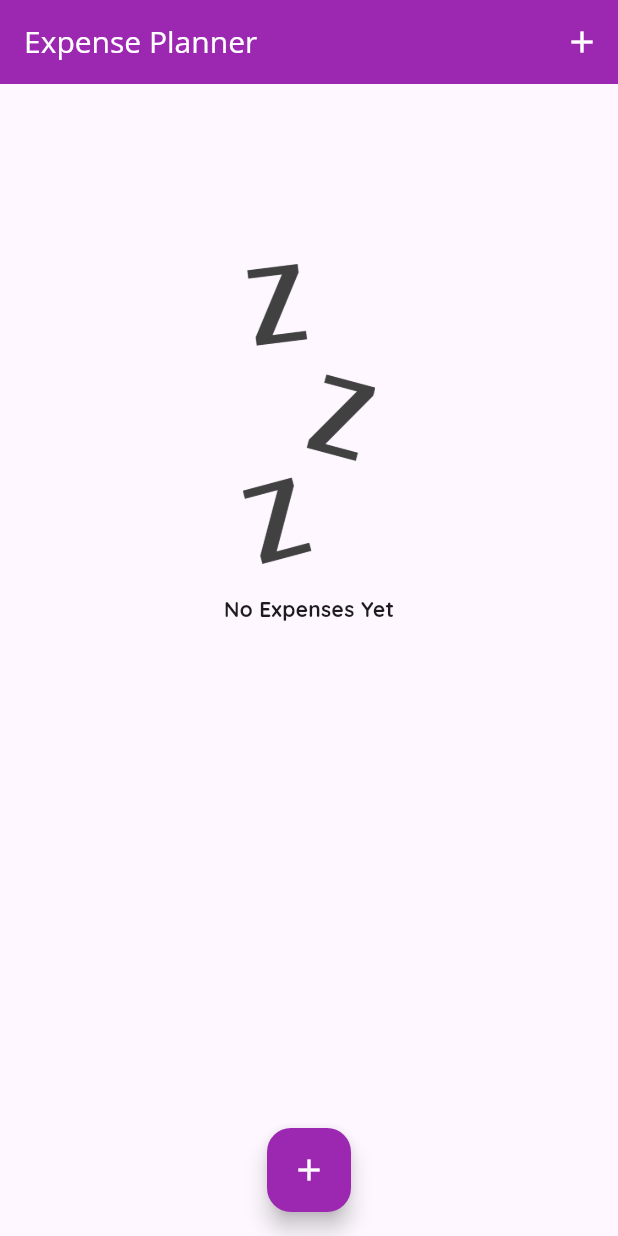
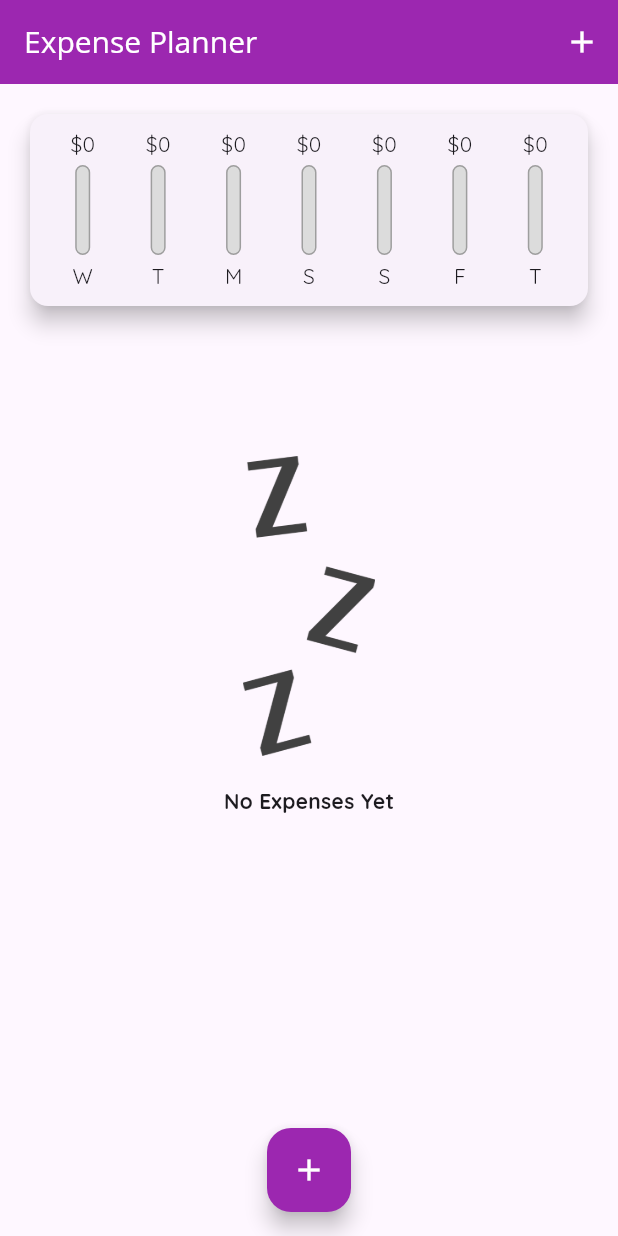
Before and after one commit to Mishalzahra28/Flutter, a Flutter app: the screen it shows after launch, on a phone screen of 412 x 824 dp. Run offline on Flutter 3.47's test engine with Material 2 defaults, Android fonts, the phone set to English and light mode, and no system bars.

```diff
--- a/expense_planner/lib/widgets/chart/chart-bars.dart
+++ b/expense_planner/lib/widgets/chart/chart-bars.dart
@@ -14,7 +14,7 @@ class ChartBars extends StatelessWidget {
   Widget build(BuildContext context) {
     return Column(
       children: [
-        Text("\$${amount.toStringAsFixed(0)}"),
+        FittedBox(child: Text("\$${amount.toStringAsFixed(0)}")),
         SizedBox(height: 4),
         Container(
           height: 60,
--- a/expense_planner/lib/widgets/chart/chart.dart
+++ b/expense_planner/lib/widgets/chart/chart.dart
@@ -27,18 +27,102 @@ class Chart extends StatelessWidget {
     });
   }
 
+  double get totalSpending {
+    // print(
+    // "${groupedTransactionValues[6]["day"]}.................${groupedTransactionValues[0]["amount"]}.................${groupedTransactionValues[0]["day"]}");
+    return groupedTransactionValues.fold(0.1, (sum, item) {
+      // print("${sum + (item['amount'] as num)}_______________________________");
+      return sum + (item['amount'] as num);
+    });
+  }
+
+  void display() {
+    print("Groupeddd:${groupedTransactionValues[0]["amount"] as double}");
+    print("TOTAL SPENDING:${totalSpending}");
+    print(
+        "DIVISION:${(groupedTransactionValues[0]["amount"] as double) / totalSpending}");
+  }
+
   @override
   Widget build(BuildContext context) {
     return Card(
-      elevation: 6,
-      margin: EdgeInsets.all(20),
-      // child: Row(
-      //   children: [
-      //     groupedTransactionValues.map((e) {
-      //       return ChartBars(label: "t", amount: 6.66, percentage: 10);
-      //     }).toList(),
-      //   ],
-      // )
-    );
+        elevation: 6,
+        margin: EdgeInsets.all(20),
+        child: Padding(
+          padding: const EdgeInsets.all(10.0),
+          child:
+              Row(mainAxisAlignment: MainAxisAlignment.spaceAround, children: [
+            Flexible(
+              fit: FlexFit.tight,
+              child: ChartBars(
+                  label: (groupedTransactionValues[0]["day"] as String),
+                  amount: (groupedTransactionValues[0]["amount"] as double),
+                  percentage: totalSpending == 0
+                      ? 0.0
+                      : (groupedTransactionValues[0]["amount"] as double) /
+                          totalSpending),
+            ),
+            Flexible(
+              fit: FlexFit.tight,
+              child: ChartBars(
+                  label: (groupedTransactionValues[1]["day"] as String),
+                  amount: (groupedTransactionValues[1]["amount"] as double),
+                  percentage: totalSpending == 0
+                      ? 0.0
+                      : (groupedTransactionValues[1]["amount"] as double) /
+                          totalSpending),
+            ),
+            Flexible(
+              fit: FlexFit.tight,
+              child: ChartBars(
+                  label: (groupedTransactionValues[2]["day"] as String),
+                  amount: (groupedTransactionValues[2]["amount"] as double),
+                  percentage: totalSpending == 0
+                      ? 0.0
+                      : (groupedTransactionValues[2]["amount"] as double) /
+                          totalSpending),
+            ),
+            Flexible(
+              fit: FlexFit.tight,
+              child: ChartBars(
+                  label: (groupedTransactionValues[3]["day"] as String),
+                  amount: (groupedTransactionValues[3]["amount"] as double),
+                  percentage: totalSpending == 0
+                      ? 0.0
+                      : (groupedTransactionValues[3]["amount"] as double) /
+                          totalSpending),
+            ),
+            Flexible(
+              fit: FlexFit.tight,
+              child: ChartBars(
+                  label: (groupedTransactionValues[4]["day"] as String),
+                  amount: (groupedTransactionValues[4]["amount"] as double),
+                  percentage: totalSpending == 0
+                      ? 0.0
+                      : (groupedTransactionValues[4]["amount"] as double) /
+                          totalSpending),
+            ),
+            Flexible(
+              fit: FlexFit.tight,
+              child: ChartBars(
+                  label: (groupedTransactionValues[5]["day"] as String),
+                  amount: (groupedTransactionValues[5]["amount"] as double),
+                  percentage: totalSpending == 0
+                      ? 0.0
+                      : (groupedTransactionValues[5]["amount"] as double) /
+                          totalSpending),
+            ),
+            Flexible(
+              fit: FlexFit.tight,
+              child: ChartBars(
+                  label: (groupedTransactionValues[6]["day"] as String),
+                  amount: (groupedTransactionValues[6]["amount"] as double),
+                  percentage: totalSpending == 0
+                      ? 0.0
+                      : (groupedTransactionValues[6]["amount"] as double) /
+                          totalSpending),
+            ),
+          ]),
+        ));
   }
 }
```
Also changed, not shown: expense_planner/lib/widgets/transaction_list.dart (+60 -32 lines).
